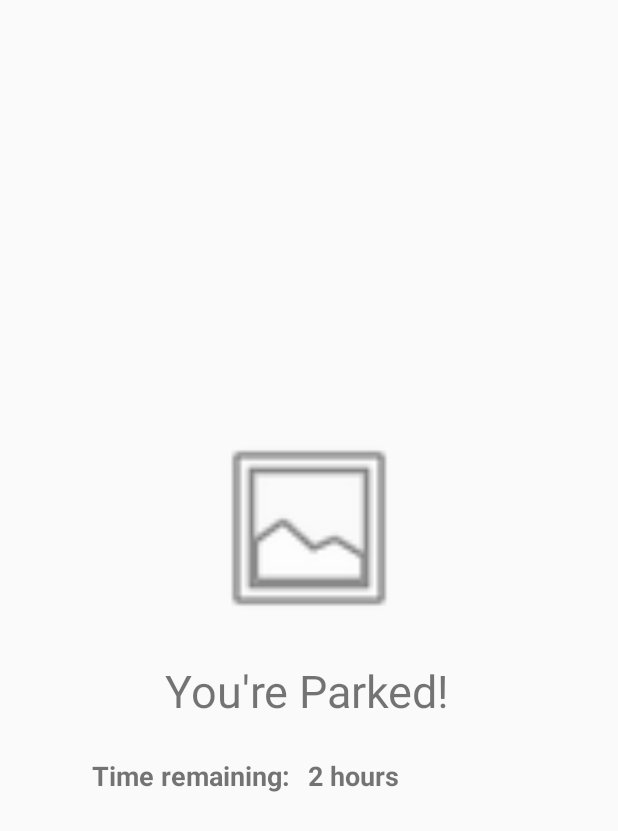
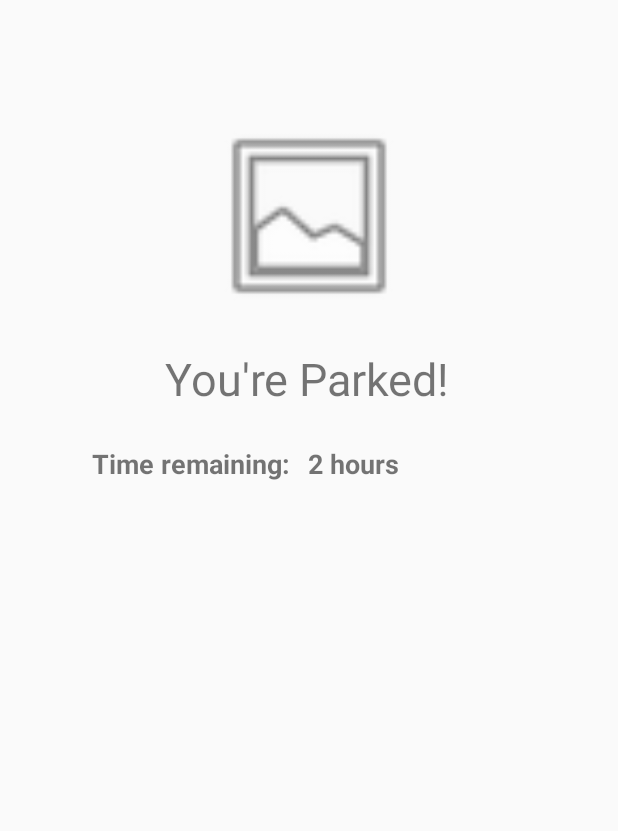
Before and after one commit to SirNexus/mjesto, an Android app: the layout fragment_parked.xml on its own in the app's theme, with its tools: preview values and no code run, on a phone screen of 412 x 824 dp. Shown: the top 831 px of the screen. Run offline under Robolectric (Android 15) with nearby library versions, the phone set to English and light mode, and no system bars; network calls fail.

Commit message:
Add parked fragment to maps fragment

```diff
--- a/frontend-app/app/src/main/java/com/example/mjesto/Fragments/Maps/MapsFragment.java
+++ b/frontend-app/app/src/main/java/com/example/mjesto/Fragments/Maps/MapsFragment.java
@@ -12,6 +12,7 @@ import android.support.annotation.NonNull;
 import android.support.annotation.Nullable;
 import android.support.design.widget.TabLayout;
 import android.support.v4.app.Fragment;
+import android.support.v4.app.FragmentTransaction;
 import android.support.v4.content.ContextCompat;
 import android.support.v4.view.ViewPager;
 import android.support.v4.widget.DrawerLayout;
@@ -119,6 +120,10 @@ public class MapsFragment extends Fragment implements GoogleMap.OnMyLocationButt
         });
         mSwipeButton = mView.findViewById(R.id.parked_swipe_ib);
         mMapsFL = mView.findViewById(R.id.fl_maps);
+        ParkedFragment parkedFragment = new ParkedFragment();
+        FragmentTransaction fragmentTransaction = getChildFragmentManager().beginTransaction();
+        fragmentTransaction.replace(R.id.parked_fragment, parkedFragment);
+        fragmentTransaction.commit();
 
         mCurMarker = null;
         mCurLocation = null;
--- a/frontend-app/app/src/main/res/layout/fragment_parked.xml
+++ b/frontend-app/app/src/main/res/layout/fragment_parked.xml
@@ -33,16 +33,16 @@
         android:layout_width="match_parent"
         android:layout_height="wrap_content"
         app:layout_constraintStart_toStartOf="parent"
-        app:layout_constraintBottom_toBottomOf="@id/guideline2"/>
+        tools:layout_editor_absoluteY="242dp" />
 
     <ImageView
         android:id="@+id/imageView3"
         android:layout_width="293dp"
         android:layout_height="136dp"
-        android:layout_marginTop="12dp"
+        android:layout_marginTop="76dp"
         app:layout_constraintEnd_toEndOf="parent"
         app:layout_constraintStart_toStartOf="parent"
-        app:layout_constraintTop_toBottomOf="@+id/fl_parked_map"
+        app:layout_constraintTop_toTopOf="parent"
         app:srcCompat="@android:drawable/ic_menu_gallery" />
 
     <TextView
@@ -56,11 +56,4 @@
         app:layout_constraintStart_toStartOf="@+id/imageView3"
         app:layout_constraintTop_toBottomOf="@+id/imageView3" />
 
-    <android.support.constraint.Guideline
-        android:id="@+id/guideline2"
-        android:layout_width="wrap_content"
-        android:layout_height="wrap_content"
-        android:orientation="horizontal"
-        app:layout_constraintGuide_percent="0.33" />
-
 </android.support.constraint.ConstraintLayout>
```
Also changed, not shown: frontend-app/app/src/main/java/com/example/mjesto/Fragments/Maps/ParkedGestureListener.java (+27 -10 lines), frontend-app/app/src/main/java/com/example/mjesto/Fragments/ParkedFragment.java (+4 -4 lines), frontend-app/app/src/main/res/layout/fragment_maps.xml (+7 -1 lines).
